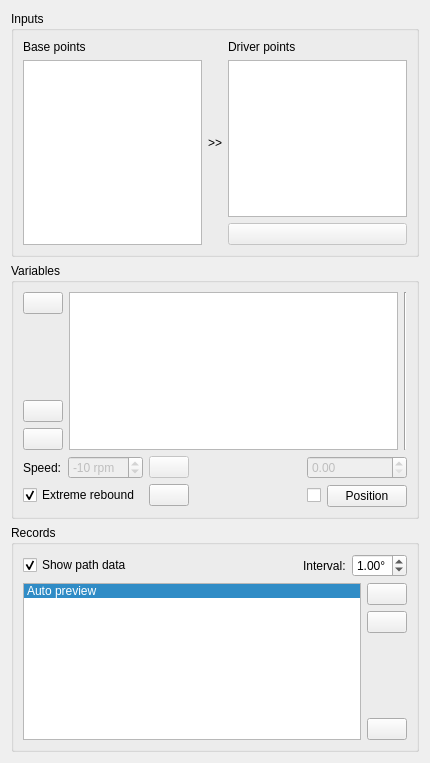
Before: the Qt Designer form pyslvs_ui/widgets/inputs.ui in KmolYuan/Pyslvs-UI, drawn with Qt 5.
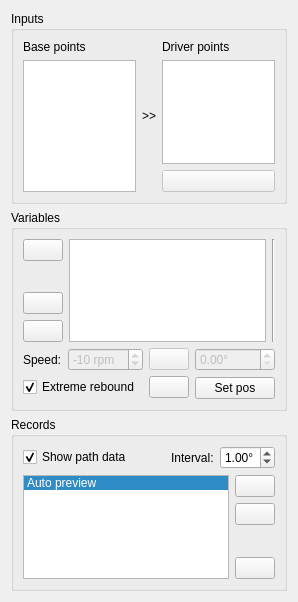
After: the same form once the commit is applied. Icons and pictures are not drawn.

```diff
--- a/pyslvs_ui/widgets/inputs.ui
+++ b/pyslvs_ui/widgets/inputs.ui
@@ -6,8 +6,8 @@
    <rect>
     <x>0</x>
     <y>0</y>
-    <width>430</width>
-    <height>763</height>
+    <width>297</width>
+    <height>602</height>
    </rect>
   </property>
   <property name="windowTitle">
@@ -274,6 +274,9 @@
             <property name="statusTip">
              <string>Current position of the variable.</string>
             </property>
+            <property name="suffix">
+             <string>°</string>
+            </property>
             <property name="maximum">
              <double>360.000000000000000</double>
             </property>
@@ -281,26 +284,13 @@
           </item>
           <item>
            <layout class="QHBoxLayout" name="horizontalLayout_2">
-            <item>
-             <widget class="QCheckBox" name="update_pos_option">
-              <property name="sizePolicy">
-               <sizepolicy hsizetype="Fixed" vsizetype="Fixed">
-                <horstretch>0</horstretch>
-                <verstretch>0</verstretch>
-               </sizepolicy>
-              </property>
-              <property name="statusTip">
-               <string>Check to update coordinate every time.</string>
-              </property>
-             </widget>
-            </item>
             <item>
              <widget class="QPushButton" name="update_pos">
               <property name="statusTip">
                <string>Update current position as point coordinates.</string>
               </property>
               <property name="text">
-               <string>Position</string>
+               <string>Set pos</string>
               </property>
               <property name="icon">
                <iconset resource="../icons.qrc">
```
Left out of the diff: 2 changed lines with no effect on the pictures.
